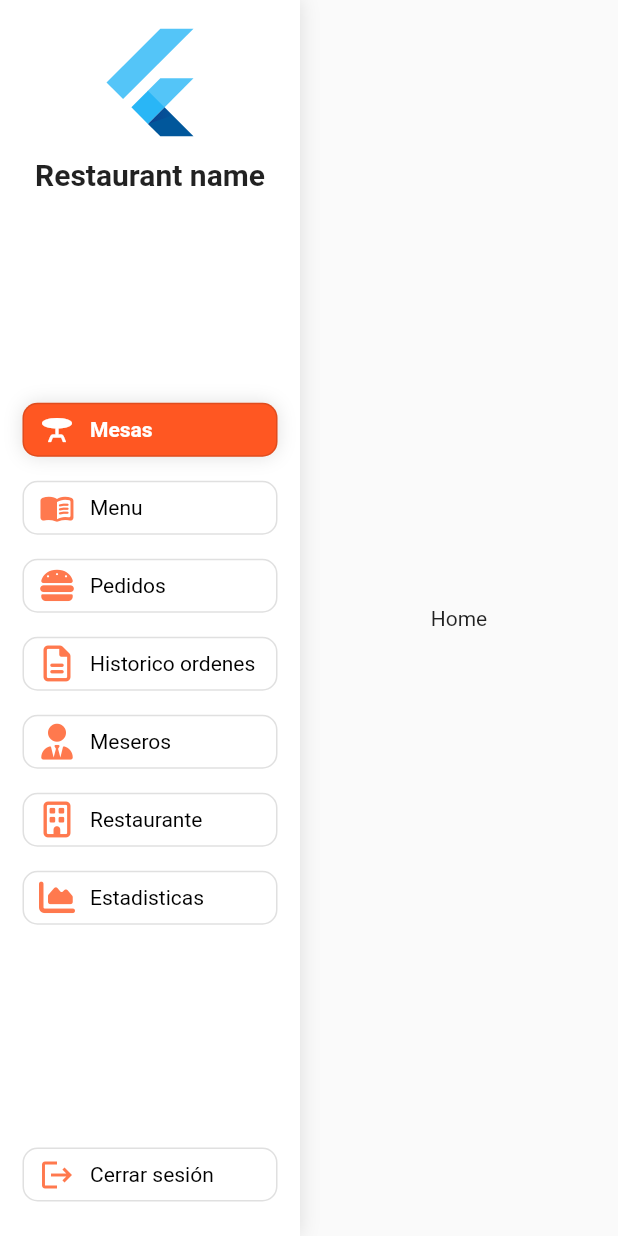
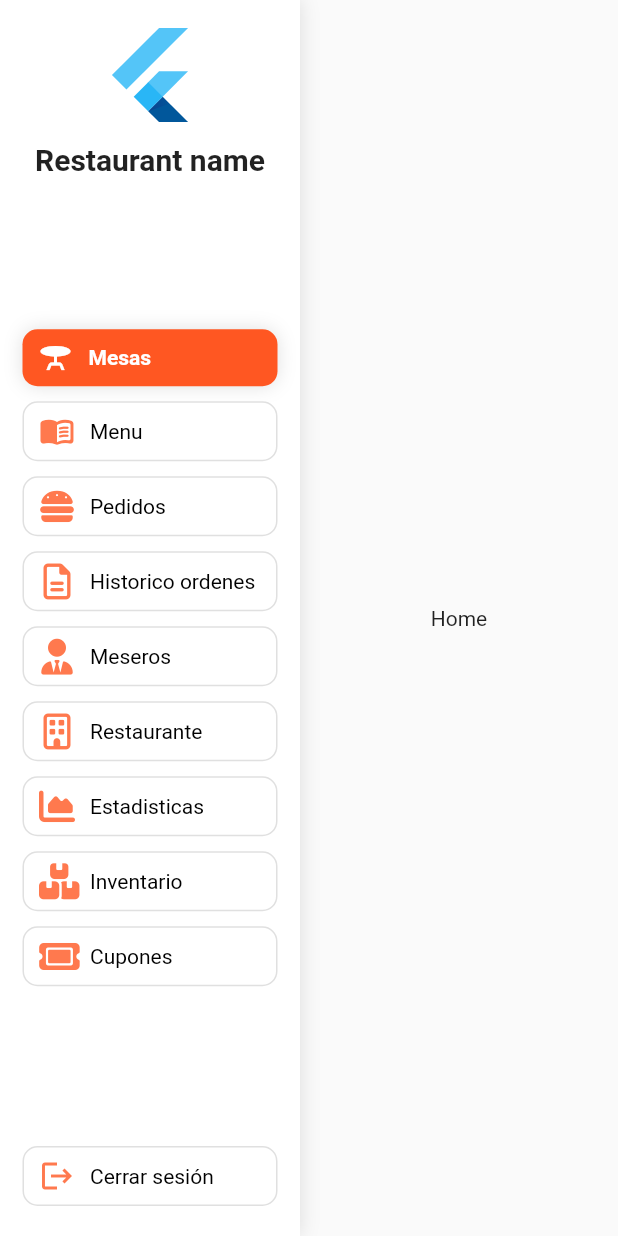
Before and after one commit to nestorsgarzonc/oyt_admin, a Flutter app: the IndexHomeScreen screen opened by its route, on a phone screen of 412 x 824 dp. Run offline on Flutter 3.47's test engine with Material 2 defaults, Android fonts, the phone set to English and light mode, and no system bars; our stand-ins replace dartz, equatable, firebase_core, flutter_riverpod, font_awesome_flutter, go_router and 2 more; missing offline and left inert: oyt_front_auth, oyt_front_core, oyt_front_widgets; accounts and stored records are empty.

```diff
--- a/lib/features/home/models/drawer_item.dart
+++ b/lib/features/home/models/drawer_item.dart
@@ -19,5 +19,7 @@ class CardItem extends Equatable {
     CardItem(title: 'Meseros', icon: FontAwesomeIcons.userTie),
     CardItem(title: 'Restaurante', icon: FontAwesomeIcons.building),
     CardItem(title: 'Estadisticas', icon: FontAwesomeIcons.chartArea),
+    CardItem(title: 'Inventario', icon: FontAwesomeIcons.boxesStacked),
+    CardItem(title: 'Cupones', icon: FontAwesomeIcons.ticket),
   ];
 }
--- a/lib/features/home/ui/index_home_screen.dart
+++ b/lib/features/home/ui/index_home_screen.dart
@@ -35,7 +35,7 @@ class _IndexHomeScreenState extends ConsumerState<IndexHomeScreen> {
                     mainAxisAlignment: MainAxisAlignment.center,
                     children: [
                       const SafeArea(child: SizedBox.shrink()),
-                      const FlutterLogo(size: 80),
+                      const FlutterLogo(size: 70),
                       const SizedBox(height: 10),
                       const Text(
                         'Restaurant name',
--- a/lib/features/home/ui/widgets/drawer_item_card.dart
+++ b/lib/features/home/ui/widgets/drawer_item_card.dart
@@ -16,12 +16,12 @@ class DrawerItemCard extends StatelessWidget {
   @override
   Widget build(BuildContext context) {
     return Container(
-      margin: const EdgeInsets.symmetric(vertical: 8),
+      margin: const EdgeInsets.symmetric(vertical: 5),
       decoration: BoxDecoration(
         color: isSelected ? Colors.deepOrange : Colors.white,
         borderRadius: BorderRadius.circular(10),
         boxShadow: isSelected ? [const BoxShadow(color: Colors.black12, blurRadius: 10)] : null,
-        border: Border.all(color: Colors.black12),
+        border: isSelected ? null : Border.all(color: Colors.black12),
       ),
       child: Material(
         color: Colors.transparent,
@@ -29,7 +29,7 @@ class DrawerItemCard extends StatelessWidget {
           onTap: onTap,
           borderRadius: BorderRadius.circular(10),
           child: Padding(
-            padding: const EdgeInsets.symmetric(horizontal: 10, vertical: 5),
+            padding: const EdgeInsets.symmetric(horizontal: 10, vertical: 7),
             child: Row(
               children: [
                 Icon(
--- a/lib/main.dart
+++ b/lib/main.dart
@@ -1,14 +1,17 @@
 import 'package:equatable/equatable.dart';
+import 'package:firebase_core/firebase_core.dart';
 import 'package:flutter/material.dart';
 import 'package:flutter_riverpod/flutter_riverpod.dart';
 import 'package:hive_flutter/hive_flutter.dart';
 import 'package:intl/date_symbol_data_local.dart';
 import 'package:oyt_admin/app.dart';
-
+import 'package:oyt_admin/firebase_options.dart';
 
 void main() async {
+  WidgetsFlutterBinding.ensureInitialized();
   EquatableConfig.stringify = true;
   initializeDateFormatting('es_CO', null);
+  await Firebase.initializeApp(options: DefaultFirebaseOptions.currentPlatform);
   await Hive.initFlutter();
   runApp(const ProviderScope(child: MyApp()));
 }
--- a/pubspec.yaml
+++ b/pubspec.yaml
@@ -39,6 +39,10 @@ dependencies:
     path: ./packages/oyt_front_table
   oyt_front_menu:
     path: ./packages/oyt_front_menu
+  firebase_core: ^2.4.0
+  firebase_messaging: ^14.1.4
+  firebase_messaging_web: ^3.2.9
+  firebase_core_web: ^2.0.2
 
 dev_dependencies:
   flutter_test:
```
Also changed, not shown: lib/firebase_options.dart (added), pubspec.lock, 9 other files.
